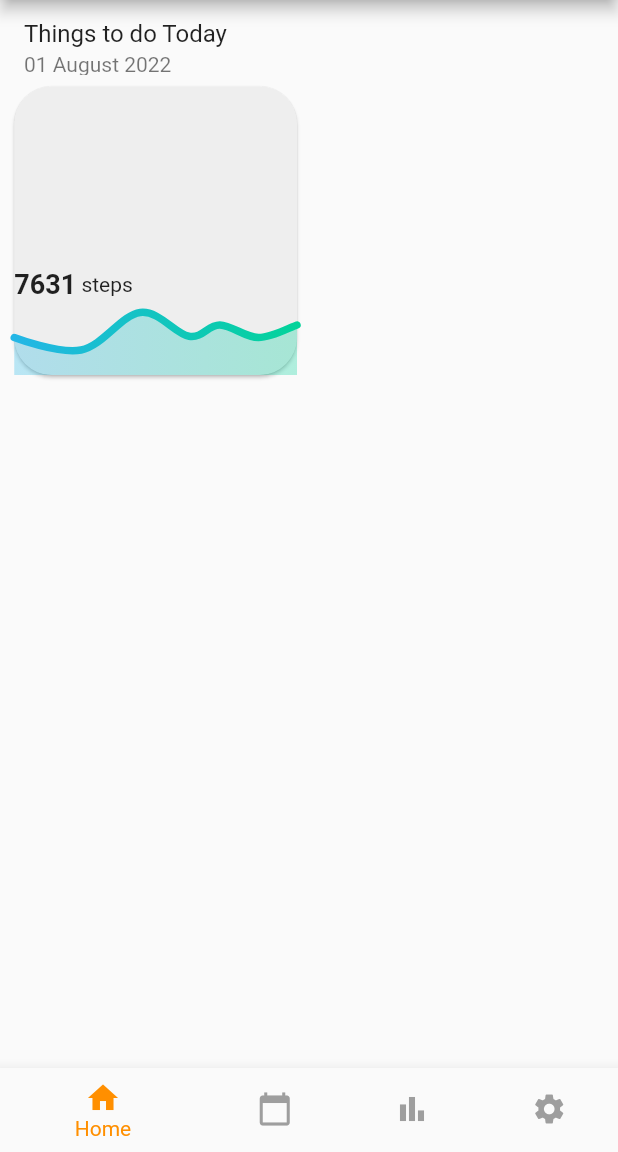
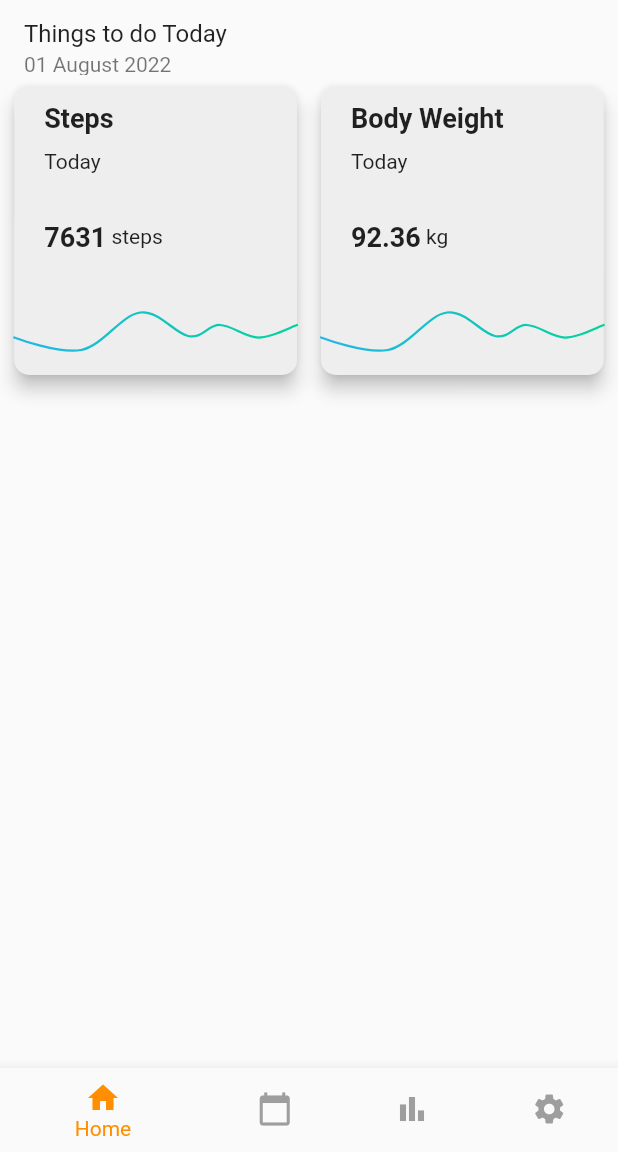
Before and after one commit to MitchStares/omni_fit, a Flutter app: the screen it shows after launch, on a phone screen of 412 x 824 dp, the part 84-1236 px from its top. Run offline on Flutter 3.47's test engine with Material 2 defaults, Android fonts, the light colour scheme and no system bars; drawn by our look-alikes of fl_chart.

Commit message:
Added chart to card. Split cards to sep files.

```diff
--- a/lib/functionality/steps_chart.dart
+++ b/lib/functionality/steps_chart.dart
@@ -91,7 +91,7 @@ class _StepChartState extends State<StepChart> {
         verticalInterval: 1,
         getDrawingHorizontalLine: (value) {
           return FlLine(
-            color: const Color(0xff37434d),
+            color: Color.fromRGBO(55, 67, 77, 1),
             strokeWidth: 1,
           );
         },
@@ -154,13 +154,13 @@ class _StepChartState extends State<StepChart> {
             begin: Alignment.centerLeft,
             end: Alignment.centerRight,
           ),
-          barWidth: 5,
+          barWidth: 1.5,
           isStrokeCapRound: true,
           dotData: FlDotData(
             show: false,
           ),
           belowBarData: BarAreaData(
-            show: true,
+            show: false,
             gradient: LinearGradient(
               colors: gradientColors
                   .map((color) => color.withOpacity(0.3))
--- a/lib/main.dart
+++ b/lib/main.dart
@@ -50,6 +50,7 @@
     return Scaffold(
       appBar: AppBar(
         title: const Text('Omni-fit Tracker'),
+        elevation: 0,
         centerTitle: true,
       ),
       body: Center(
--- /dev/null
+++ b/lib/screens/cards/steps.dart
@@ -0,0 +1,80 @@
+import 'package:flutter/material.dart';
+import 'package:omni_fit/functionality/steps_chart.dart';
+
+class StepCard extends StatefulWidget {
+  StepCard({Key? key}) : super(key: key);
+
+  @override
+  State<StepCard> createState() => _StepCardState();
+}
+
+class _StepCardState extends State<StepCard> {
+  int steps = 7631;
+  @override
+  Widget build(BuildContext context) {
+    return SizedBox(
+      height: 48,
+      width: 48,
+      child: Padding(
+        padding: const EdgeInsets.fromLTRB(4, 2, 4, 2),
+        child: Card(
+          elevation: 5,
+          shape:
+              RoundedRectangleBorder(borderRadius: BorderRadius.circular(10)),
+          semanticContainer: true,
+          color: Colors.grey[200],
+          child: Column(
+            mainAxisAlignment: MainAxisAlignment.end,
+            children: <Widget>[
+              Expanded(
+                flex: 1,
+                child: Row(
+                  mainAxisAlignment: MainAxisAlignment
+                      .start, //delete if not centering horizontally
+                  crossAxisAlignment: CrossAxisAlignment.center,
+                  children: const <Widget>[
+                    Padding(padding: EdgeInsets.only(left: 20)),
+                    Text(
+                      "Steps",
+                      style:
+                          TextStyle(fontWeight: FontWeight.bold, fontSize: 18),
+                    ),
+                  ],
+                ),
+              ),
+              Row(
+                children: const <Widget>[
+                  Padding(padding: EdgeInsets.only(left: 20)),
+                  Text("Today")
+                ],
+              ),
+              Expanded(
+                flex: 2,
+                child: Row(
+                  mainAxisAlignment: MainAxisAlignment
+                      .start, //delete if not centering horizontally
+                  crossAxisAlignment: CrossAxisAlignment.center,
+                  children: <Widget>[
+                    const Padding(padding: EdgeInsets.only(left: 20)),
+                    Text(
+                      "$steps",
+                      style: const TextStyle(
+                          fontWeight: FontWeight.bold, fontSize: 18),
+                    ),
+                    const Text(" steps")
+                  ],
+                ),
+              ),
+              SizedBox(
+                height: 50.0,
+                child: Expanded(
+                  child: StepChart(),
+                ),
+              ),
+            ],
+          ),
+        ),
+      ),
+    );
+  }
+}
--- /dev/null
+++ b/lib/screens/cards/weight.dart
@@ -0,0 +1,80 @@
+import 'package:flutter/material.dart';
+import 'package:omni_fit/functionality/steps_chart.dart';
+
+class WeightCard extends StatefulWidget {
+  WeightCard({Key? key}) : super(key: key);
+
+  @override
+  State<WeightCard> createState() => _WeightCardState();
+}
+
+class _WeightCardState extends State<WeightCard> {
+  double weight = 92.36;
+  @override
+  Widget build(BuildContext context) {
+    return SizedBox(
+      height: 48,
+      width: 48,
+      child: Padding(
+        padding: const EdgeInsets.fromLTRB(4, 2, 4, 2),
+        child: Card(
+          elevation: 5,
+          shape:
+              RoundedRectangleBorder(borderRadius: BorderRadius.circular(10)),
+          semanticContainer: true,
+          color: Colors.grey[200],
+          child: Column(
+            mainAxisAlignment: MainAxisAlignment.end,
+            children: <Widget>[
+              Expanded(
+                flex: 1,
+                child: Row(
+                  mainAxisAlignment: MainAxisAlignment
+                      .start, //delete if not centering horizontally
+                  crossAxisAlignment: CrossAxisAlignment.center,
+                  children: const <Widget>[
+                    Padding(padding: EdgeInsets.only(left: 20)),
+                    Text(
+                      "Body Weight",
+                      style:
+                          TextStyle(fontWeight: FontWeight.bold, fontSize: 18),
+                    ),
+                  ],
+                ),
+              ),
+              Row(
+                children: const <Widget>[
+                  Padding(padding: EdgeInsets.only(left: 20)),
+                  Text("Today")
+                ],
+              ),
+              Expanded(
+                flex: 2,
+                child: Row(
+                  mainAxisAlignment: MainAxisAlignment
+                      .start, //delete if not centering horizontally
+                  crossAxisAlignment: CrossAxisAlignment.center,
+                  children: <Widget>[
+                    const Padding(padding: EdgeInsets.only(left: 20)),
+                    Text(
+                      "$weight",
+                      style: const TextStyle(
+                          fontWeight: FontWeight.bold, fontSize: 18),
+                    ),
+                    const Text(" kg")
+                  ],
+                ),
+              ),
+              SizedBox(
+                height: 50.0,
+                child: Expanded(
+                  child: StepChart(),
+                ),
+              ),
+            ],
+          ),
+        ),
+      ),
+    );
+  }
+}
--- a/lib/screens/dash.dart
+++ b/lib/screens/dash.dart
@@ -1,6 +1,8 @@
 import 'package:flutter/material.dart';
 import 'package:intl/intl.dart';
 import 'package:omni_fit/functionality/steps_chart.dart';
+import 'package:omni_fit/screens/cards/steps.dart';
+import 'package:omni_fit/screens/cards/weight.dart';
 
 class DashPage extends StatefulWidget {
   DashPage({Key? key}) : super(key: key);
@@ -12,7 +14,7 @@ class DashPage extends StatefulWidget {
 class _DashPageState extends State<DashPage> {
   final TextStyle optionStyle =
       const TextStyle(fontSize: 30, fontWeight: FontWeight.bold);
-  int steps = 7631;
+
   DateTime now = DateTime.now();
   //DateTime.now().toString().substring(0, 10) //This can be used directly in a Text() widget.
 
@@ -71,44 +73,8 @@ class _DashPageState extends State<DashPage> {
                 crossAxisCount: 2,
                 scrollDirection: Axis.vertical,
                 children: <Widget>[
-                  SizedBox(
-                    height: 48,
-                    width: 48,
-                    child: Padding(
-                      padding: const EdgeInsets.fromLTRB(4, 2, 4, 2),
-                      child: Card(
-                        shape: RoundedRectangleBorder(
-                            borderRadius: BorderRadius.circular(25)),
-                        semanticContainer: true,
-                        color: Colors.grey[200],
-                        child: Column(
-                          mainAxisAlignment: MainAxisAlignment.end,
-                          children: <Widget>[
-                            Row(
-                              mainAxisAlignment: MainAxisAlignment
-                                  .start, //delete if not centering horizontally
-                              crossAxisAlignment: CrossAxisAlignment.center,
-                              children: <Widget>[
-                                Text(
-                                  "$steps",
-                                  style: const TextStyle(
-                                      fontWeight: FontWeight.bold,
-                                      fontSize: 18),
-                                ),
-                                const Text(" steps")
-                              ],
-                            ),
-                            SizedBox(
-                              height: 50.0,
-                              child: Expanded(
-                                child: StepChart(),
-                              ),
-                            ),
-                          ],
-                        ),
-                      ),
-                    ),
-                  )
+                  StepCard(),
+                  WeightCard(),
                 ],
               ),
             ),
```
